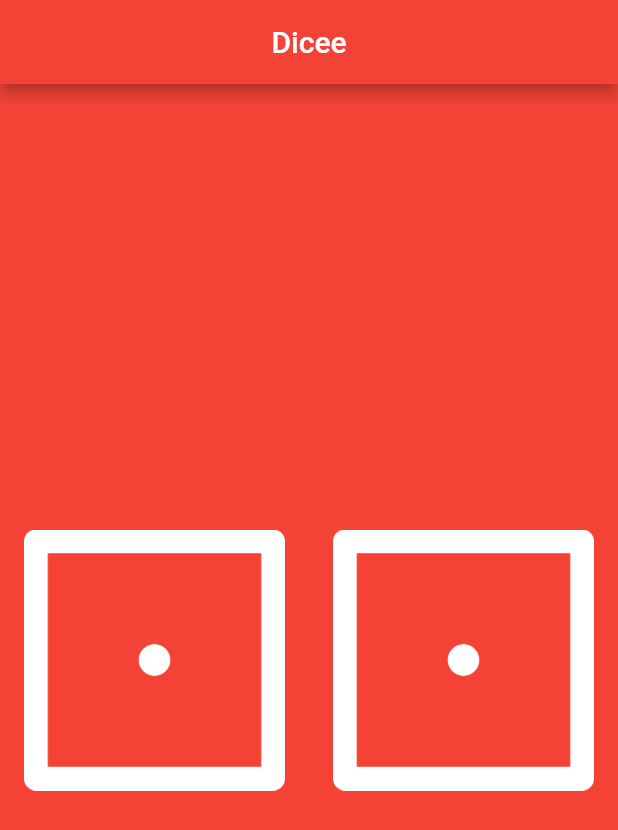
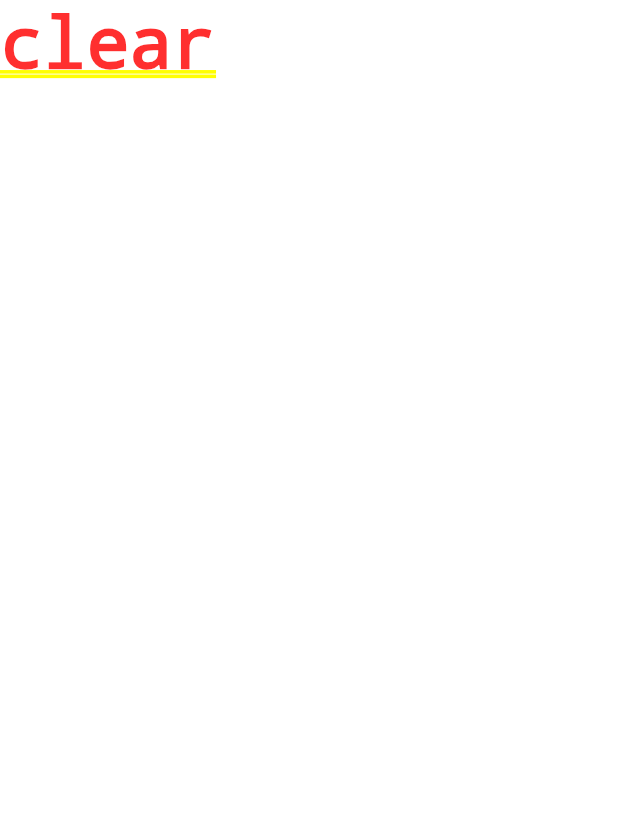
Before and after one commit to Urhengulas/hello_flutter, a Flutter app: the screen it shows after launch, on a phone screen of 412 x 824 dp. Shown: the top 830 px of the screen. Run offline on Flutter 3.47's test engine with Material 2 defaults, Android fonts, the phone set to English and light mode, and no system bars.

Commit message:
Clear main.dart + get dependencies for magic8

```diff
--- a/lib/main.dart
+++ b/lib/main.dart
@@ -1,66 +1,7 @@
 import 'package:flutter/material.dart';
-import 'dart:math';
 
-void main() {
-  runApp(
-    MaterialApp(
-      home: SafeArea(
-        child: Scaffold(
-          backgroundColor: Colors.red,
-          appBar: AppBar(
-            title: Center(child: Text("Dicee")),
-            backgroundColor: Colors.red,
-          ),
-          body: DicePage(),
-        ),
-      ),
-    ),
-  );
-}
-
-class DicePage extends StatefulWidget {
-  @override
-  _DicePageState createState() => _DicePageState();
-}
-
-class _DicePageState extends State<DicePage> {
-  int leftDiceNumber = 1;
-  int rightDiceNumber = 1;
-
-  void rollDice() {
-    setState(() {
-      leftDiceNumber = randDice();
-      rightDiceNumber = randDice();
-    });
-  }
-
-  int randDice() {
-    return Random().nextInt(6) + 1;
-  }
-
-  @override
-  Widget build(BuildContext context) {
-    return Center(
-      child: Row(
-        children: <Widget>[
-          Expanded(
-            child: FlatButton(
-              child: Image.asset('img/dice$leftDiceNumber.png'),
-              onPressed: () {
-                rollDice();
-              },
-            ),
-          ),
-          Expanded(
-            child: FlatButton(
-              child: Image.asset('img/dice$rightDiceNumber.png'),
-              onPressed: () {
-                rollDice();
-              },
-            ),
-          )
-        ],
+void main() => runApp(
+      MaterialApp(
+        home: Text("clear"),
       ),
     );
-  }
-}
```
Also changed, not shown: fonts/Satisfy-Regular.ttf (deleted), fonts/SpaceMono-Bold.ttf (deleted), fonts/SpaceMono-BoldItalic.ttf (deleted), fonts/SpaceMono-Italic.ttf (deleted), fonts/SpaceMono-Regular.ttf (deleted), img/ball1.png (added), img/ball2.png (added), img/ball3.png (added), img/ball4.png (added), img/ball5.png (added), img/dice1.png (deleted), img/dice2.png (deleted), img/dice3.png (deleted), img/dice4.png (deleted), 2 more files, 42 other files.
